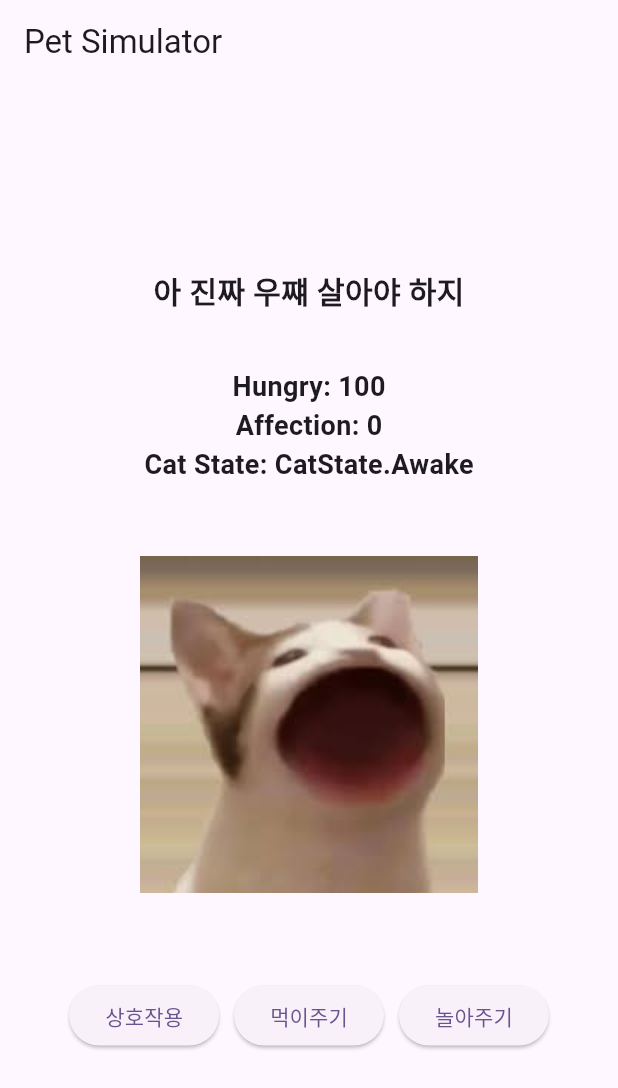
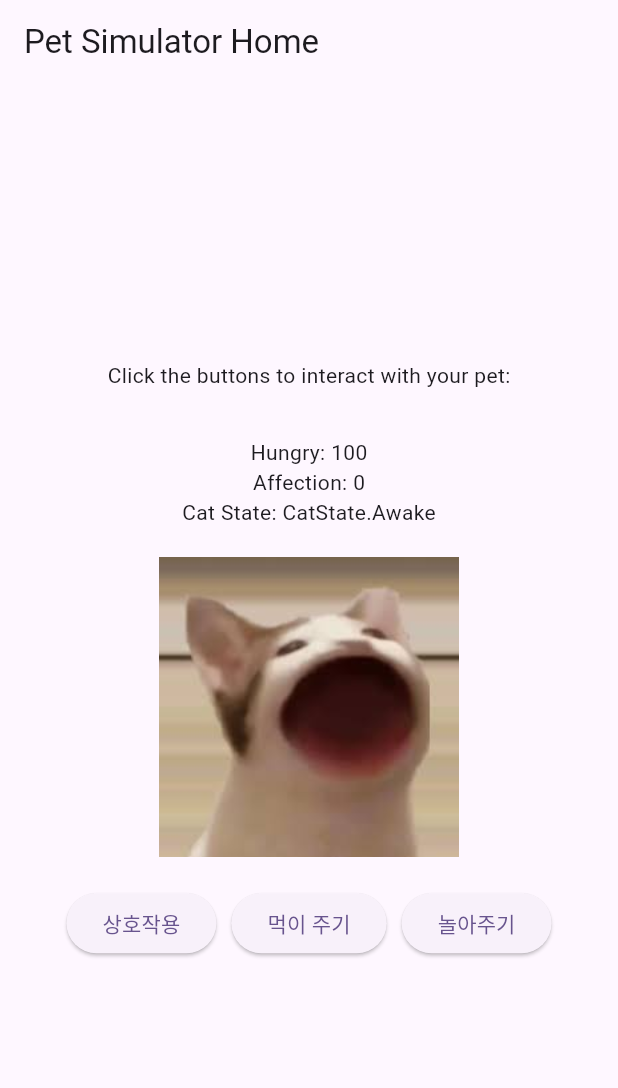
Before and after one commit to LiberationNacho/Project-pop, a Flutter app: the MyHomePage screen opened directly, on a phone screen of 412 x 824 dp. Shown: the top 1088 px of the screen. Run offline on Flutter 3.47's test engine with Material 3 defaults, Android fonts, the phone set to English and light mode, and no system bars.

Commit message:
Animal실행함수 이름 변경(AnimalSimulator)

```diff
--- a/software_pop/lib/Animal.dart
+++ b/software_pop/lib/Animal.dart
@@ -2,7 +2,7 @@ import 'package:flutter/material.dart';
 import 'dart:async';
 
 void main() {
-  runApp(MyApp());
+  runApp(AnimalSimulator());
 }
 
 enum CatState {
@@ -17,19 +17,17 @@ class Animal {
   CatState catState = CatState.Awake;
 
   void displayInfo() {
-    petStatus = 'popcat이 즐거워 합니다';
+    petStatus = 'Animal info';
     print(petStatus);
   }
 
   void eat() {
-    petStatus = '츄르';
-    hungry += 10;
-    if (hungry > 100) hungry = 100;
+    petStatus = 'Animal is eating';
     print(petStatus);
   }
 
   void sleep() {
-    petStatus = 'popcat이 자고 있습니다';
+    petStatus = 'Animal is sleeping';
     print(petStatus);
   }
 
@@ -39,8 +37,8 @@ class Animal {
   }
 }
 
-class MyApp extends StatelessWidget {
-  const MyApp({Key? key}) : super(key: key);
+class AnimalSimulator extends StatelessWidget {
+  const AnimalSimulator({Key? key}) : super(key: key);
 
   @override
   Widget build(BuildContext context) {
@@ -49,7 +47,7 @@ class MyApp extends StatelessWidget {
       theme: ThemeData(
         primarySwatch: Colors.deepPurple,
       ),
-      home: MyHomePage(title: 'Pet Simulator'),
+      home: MyHomePage(title: 'Pet Simulator Home'),
     );
   }
 }
@@ -116,6 +114,10 @@ class _MyHomePageState extends State<MyHomePage> {
   void _feedPet() {
     setState(() {
       myPet.eat();
+      myPet.hungry += 10;
+      if (myPet.hungry > 100) {
+        myPet.hungry = 100;
+      }
       _increaseAffection(1);
     });
   }
@@ -158,43 +160,30 @@ class _MyHomePageState extends State<MyHomePage> {
           mainAxisAlignment: MainAxisAlignment.center,
           children: <Widget>[
             const Text(
-              '아 진짜 우쨰 살아야 하지',
-              style: TextStyle(fontSize: 20, fontWeight: FontWeight.bold), // 원하는 크기로 조절
+              'Click the buttons to interact with your pet:',
             ),
             SizedBox(height: 10), // 버튼 위 간격
             // 추가: 동물 상태와 공복지수, 친밀도를 표시하는 Text 위젯
-            Text(
-              myPet.petStatus,
-              style: TextStyle(fontSize: 18, fontWeight: FontWeight.bold), // 원하는 크기로 조절
-            ),
-            Text(
-              'Hungry: ${myPet.hungry}',
-              style: TextStyle(fontSize: 18, fontWeight: FontWeight.bold), // 원하는 크기로 조절
-            ),
-            Text(
-              'Affection: ${myPet.affection}',
-              style: TextStyle(fontSize: 18, fontWeight: FontWeight.bold), // 원하는 크기로 조절
-            ),
-            Text(
-              'Cat State: ${myPet.catState}',
-              style: TextStyle(fontSize: 18, fontWeight: FontWeight.bold), // 원하는 크기로 조절
-            ),
-            SizedBox(height: 10), // 이미지와 버튼 간 간격
-// GestureDetector를 사용하여 이미지 클릭 감지
+            Text(myPet.petStatus),
+            Text('Hungry: ${myPet.hungry}'),
+            Text('Affection: ${myPet.affection}'),
+            Text('Cat State: ${myPet.catState}'),
+            SizedBox(height: 20), // 이미지와 버튼 간 간격
+            // GestureDetector를 사용하여 이미지 클릭 감지
             GestureDetector(
               onTap: _changeImage,
               child: Image.asset(
                 currentImage,
-                width: 300,
-                height: 300,
+                width: 200,
+                height: 200,
               ),
             ),
             SizedBox(height: 20), // 이미지와 버튼 간 간격
-            // 밤 10시부터 아침 6시까지 잠자기 상태인 경우 "동물 잠자는 중" 메시지 표시
+            // 밤 10시부터 아침 6시까지 잠자기 상태인 경우 "동물 잠잠" 메시지 표시
             if (myPet.catState == CatState.Sleeping)
               Text(
-                'popcat이 자고 있습니다.',
-                style: TextStyle(fontSize: 18, fontWeight: FontWeight.bold), // 원하는 크기로 조절
+                '동물 잠잠',
+                style: TextStyle(fontSize: 18, fontWeight: FontWeight.bold),
               ),
             // 가로로 정렬된 버튼들
             Row(
@@ -207,7 +196,7 @@ class _MyHomePageState extends State<MyHomePage> {
                 SizedBox(width: 10), // 버튼 간격 조절
                 ElevatedButton(
                   onPressed: _feedPet,
-                  child: const Text('먹이주기'),
+                  child: const Text('먹이 주기'),
                 ),
                 SizedBox(width: 10), // 버튼 간격 조절
                 ElevatedButton(
```
